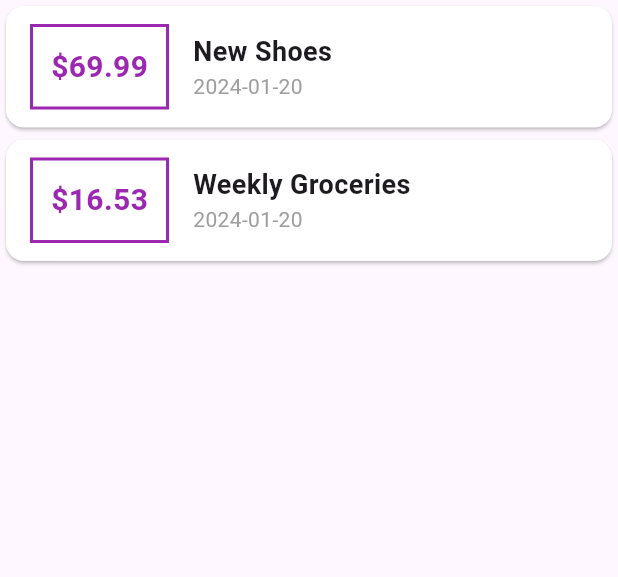
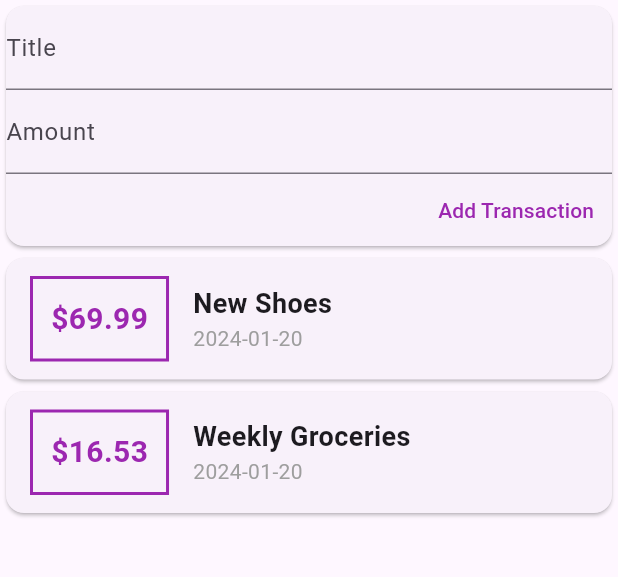
Before and after one commit to x842013824/bill_calendar, a Flutter app: the screen it shows after launch, on a phone screen of 412 x 824 dp, the part 84-661 px from its top. Run offline on Flutter 3.47's test engine with Material 3 defaults, Android fonts, the light colour scheme and no system bars.

Commit message:
拆分组件
1. 新增数据模型文件夹models和组件文件夹widghts
2. 新增新建账单的组件和用户账单列表以及状态提升的组件

```diff
--- a/lib/main.dart
+++ b/lib/main.dart
@@ -1,6 +1,5 @@
-import 'package:bill_calendar/transaction.dart';
 import 'package:flutter/material.dart';
-import 'package:intl/intl.dart';
+import './widghts/user_transactions.dart';
 
 void main() {
   runApp(const MyApp());
@@ -24,29 +23,14 @@ class MyApp extends StatelessWidget {
           ),
           useMaterial3: true,
         ),
-        home: MyHomePage(title: title));
+        home: const MyHomePage(title: title));
   }
 }
 
 class MyHomePage extends StatelessWidget {
-  final List<Transaction> _transactions = [
-    Transaction(
-      uid: '1',
-      title: 'New Shoes',
-      amount: 69.99,
-      date: DateTime.now(),
-    ),
-    Transaction(
-      uid: '2',
-      title: 'Weekly Groceries',
-      amount: 16.53,
-      date: DateTime.now(),
-    ),
-  ];
-
   final String title;
 
-  MyHomePage({super.key, required this.title});
+  const MyHomePage({super.key, required this.title});
 
   @override
   Widget build(BuildContext context) {
@@ -54,55 +38,9 @@ class MyHomePage extends StatelessWidget {
       appBar: AppBar(
         title: Text(title),
       ),
-      body: Column(
-          children: _transactions.map((tx) {
-        return Card(
-          color: Colors.white,
-          child: Row(
-            children: [
-              Container(
-                margin: const EdgeInsets.symmetric(
-                  vertical: 12,
-                  horizontal: 16,
-                ),
-                padding: const EdgeInsets.all(12),
-                decoration: BoxDecoration(
-                  border: Border.all(
-                    width: 2,
-                    color: Colors.purple,
-                  ),
-                ),
-                child: Text(
-                  '\$${tx.amount}',
-                  style: const TextStyle(
-                    fontWeight: FontWeight.bold,
-                    fontSize: 20,
-                    color: Colors.purple,
-                  ),
-                ),
-              ),
-              Column(
-                crossAxisAlignment: CrossAxisAlignment.start,
-                children: [
-                  Text(
-                    tx.title,
-                    style: const TextStyle(
-                      fontSize: 18,
-                      fontWeight: FontWeight.bold,
-                    ),
-                  ),
-                  Text(
-                    DateFormat('yyyy-MM-dd').format(tx.date),
-                    style: const TextStyle(
-                      color: Colors.grey,
-                    ),
-                  ),
-                ],
-              ),
-            ],
-          ),
-        );
-      }).toList()),
+      body: const Column(
+        children: [UserTransactions()],
+      ),
     );
   }
 }
--- /dev/null
+++ b/lib/widghts/new_transaction.dart
@@ -0,0 +1,39 @@
+import 'package:flutter/material.dart';
+
+class NewTransaction extends StatelessWidget {
+  final _titleController = TextEditingController();
+  final _amountController = TextEditingController();
+
+  final Function addTransaction;
+
+  NewTransaction(this.addTransaction, {super.key});
+
+  @override
+  Widget build(BuildContext context) {
+    return Card(
+      child: Column(
+        crossAxisAlignment: CrossAxisAlignment.end,
+        children: [
+          TextField(
+            decoration: const InputDecoration(labelText: 'Title'),
+            controller: _titleController,
+          ),
+          TextField(
+            decoration: const InputDecoration(labelText: 'Amount'),
+            controller: _amountController,
+          ),
+          TextButton(
+            onPressed: () {
+              addTransaction(
+                  _titleController.text, double.parse(_amountController.text));
+            },
+            child: const Text(
+              'Add Transaction',
+              style: TextStyle(color: Colors.purple),
+            ),
+          )
+        ],
+      ),
+    );
+  }
+}
--- /dev/null
+++ b/lib/widghts/transaction_list.dart
@@ -0,0 +1,62 @@
+import 'package:flutter/material.dart';
+import 'package:intl/intl.dart';
+import '../models/transaction.dart';
+
+class TransactionList extends StatelessWidget {
+  final List<Transaction> _transactions;
+
+  const TransactionList(this._transactions, {super.key});
+
+  @override
+  Widget build(BuildContext context) {
+    return Column(
+      children: _transactions.map((tx) {
+        return Card(
+          child: Row(
+            children: [
+              Container(
+                margin: const EdgeInsets.symmetric(
+                  vertical: 12,
+                  horizontal: 16,
+                ),
+                padding: const EdgeInsets.all(12),
+                decoration: BoxDecoration(
+                  border: Border.all(
+                    width: 2,
+                    color: Colors.purple,
+                  ),
+                ),
+                child: Text(
+                  '\$${tx.amount}',
+                  style: const TextStyle(
+                    fontWeight: FontWeight.bold,
+                    fontSize: 20,
+                    color: Colors.purple,
+                  ),
+                ),
+              ),
+              Column(
+                crossAxisAlignment: CrossAxisAlignment.start,
+                children: [
+                  Text(
+                    tx.title,
+                    style: const TextStyle(
+                      fontSize: 18,
+                      fontWeight: FontWeight.bold,
+                    ),
+                  ),
+                  Text(
+                    DateFormat('yyyy-MM-dd').format(tx.date),
+                    style: const TextStyle(
+                      color: Colors.grey,
+                    ),
+                  ),
+                ],
+              ),
+            ],
+          ),
+        );
+      }).toList(),
+    );
+  }
+}
--- /dev/null
+++ b/lib/widghts/user_transactions.dart
@@ -0,0 +1,50 @@
+import 'package:flutter/material.dart';
+
+import '../models/transaction.dart';
+import './new_transaction.dart';
+import './transaction_list.dart';
+
+class UserTransactions extends StatefulWidget {
+  const UserTransactions({super.key});
+
+  @override
+  State<UserTransactions> createState() => _UserTransactionsState();
+}
+
+class _UserTransactionsState extends State<UserTransactions> {
+  final List<Transaction> _transactions = [
+    Transaction(
+      uid: '1',
+      title: 'New Shoes',
+      amount: 69.99,
+      date: DateTime.now(),
+    ),
+    Transaction(
+      uid: '2',
+      title: 'Weekly Groceries',
+      amount: 16.53,
+      date: DateTime.now(),
+    ),
+  ];
+
+  void _addTransaction(String title, double amount) {
+    final transaction = Transaction(
+      uid: DateTime.now().toString(),
+      title: title,
+      amount: amount,
+      date: DateTime.now(),
+    );
+
+    setState(() => _transactions.add(transaction));
+  }
+
+  @override
+  Widget build(BuildContext context) {
+    return Column(
+      children: [
+        NewTransaction(_addTransaction),
+        TransactionList(_transactions),
+      ],
+    );
+  }
+}
```
Also changed, not shown: lib/models/transaction.dart (renamed from lib/transaction.dart).
